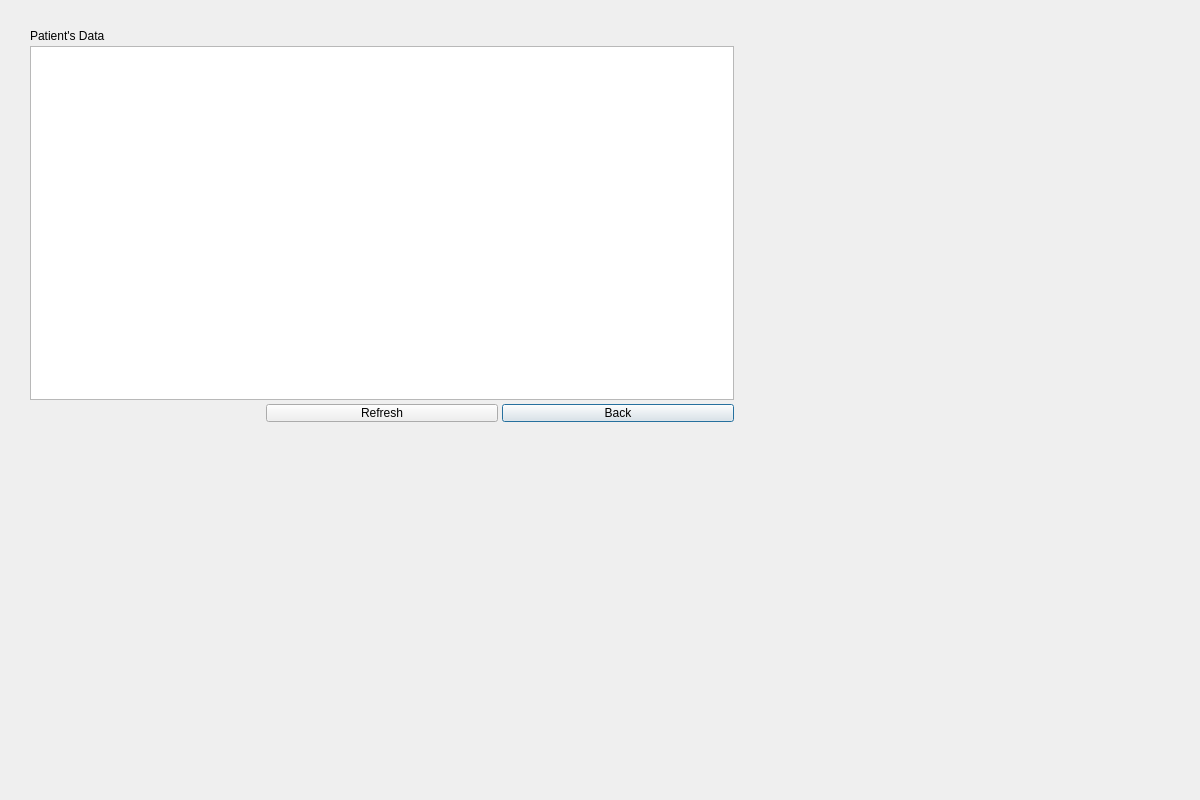
The window that CoviPLUS/patients.ui (ayush-regmi/CoviCURE) describes before a commit, drawn with Qt 5.
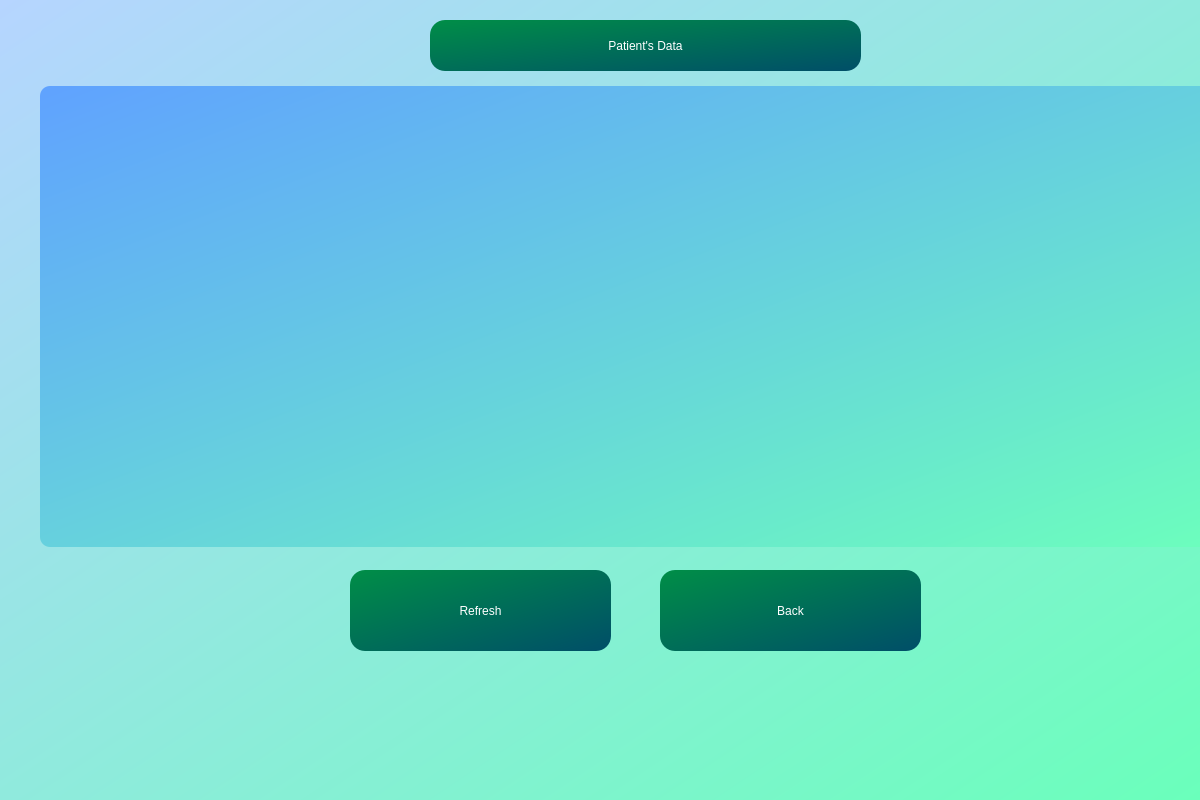
The same window after the commit.

Diff of the .ui file:
```diff
--- a/CoviPLUS/patients.ui
+++ b/CoviPLUS/patients.ui
@@ -13,25 +13,43 @@
   <property name="windowTitle">
    <string>Dialog</string>
   </property>
+  <property name="styleSheet">
+   <string notr="true">background-color: qlineargradient(spread:reflect, x1:0, y1:0, x2:1, y2:1, stop:0 rgba(182, 213, 255, 255), stop:1 rgba(106, 255, 187, 255));</string>
+  </property>
   <widget class="QTableView" name="tableView">
    <property name="geometry">
     <rect>
-     <x>30</x>
-     <y>46</y>
-     <width>704</width>
-     <height>354</height>
+     <x>40</x>
+     <y>86</y>
+     <width>1201</width>
+     <height>461</height>
     </rect>
    </property>
+   <property name="styleSheet">
+    <string notr="true">background-color: qlineargradient(spread:reflect, x1:0, y1:0, x2:1, y2:1, stop:0 rgba(96, 162, 255, 255), stop:1 rgba(108, 255, 188, 255));
+font: 600 12pt &quot;Segoe UI&quot;;
+color: rgb(43, 43, 64);
+border-radius:10px;</string>
+   </property>
+   <attribute name="horizontalHeaderCascadingSectionResizes">
+    <bool>true</bool>
+   </attribute>
   </widget>
   <widget class="QPushButton" name="pushButton_back">
    <property name="geometry">
     <rect>
-     <x>502</x>
-     <y>404</y>
-     <width>232</width>
-     <height>18</height>
+     <x>660</x>
+     <y>570</y>
+     <width>261</width>
+     <height>81</height>
     </rect>
    </property>
+   <property name="styleSheet">
+    <string notr="true">background-color: qlineargradient(spread:reflect, x1:0, y1:0, x2:1, y2:1, stop:0 rgba(0, 142, 71, 255), stop:1 rgba(0, 78, 104, 255));
+color: rgb(255, 255, 255);
+font: 600 20pt &quot;Segoe UI&quot;;
+border-radius: 15px;</string>
+   </property>
    <property name="text">
     <string>Back</string>
    </property>
@@ -39,25 +57,40 @@
   <widget class="QLabel" name="label">
    <property name="geometry">
     <rect>
-     <x>30</x>
-     <y>30</y>
-     <width>232</width>
-     <height>12</height>
+     <x>430</x>
+     <y>20</y>
+     <width>431</width>
+     <height>51</height>
     </rect>
    </property>
+   <property name="styleSheet">
+    <string notr="true">background-color: qlineargradient(spread:reflect, x1:0, y1:0, x2:1, y2:1, stop:0 rgba(0, 142, 71, 255), stop:1 rgba(0, 78, 104, 255));
+color: rgb(255, 255, 255);
+font: 600 26pt &quot;Segoe UI&quot;;
+border-radius:15px;</string>
+   </property>
    <property name="text">
     <string>Patient's Data</string>
    </property>
+   <property name="alignment">
+    <set>Qt::AlignCenter</set>
+   </property>
   </widget>
   <widget class="QPushButton" name="pushButton_refresh">
    <property name="geometry">
     <rect>
-     <x>266</x>
-     <y>404</y>
-     <width>232</width>
-     <height>18</height>
+     <x>350</x>
+     <y>570</y>
+     <width>261</width>
+     <height>81</height>
     </rect>
    </property>
+   <property name="styleSheet">
+    <string notr="true">background-color: qlineargradient(spread:reflect, x1:0, y1:0, x2:1, y2:1, stop:0 rgba(0, 142, 71, 255), stop:1 rgba(0, 78, 104, 255));
+color: rgb(255, 255, 255);
+font: 600 20pt &quot;Segoe UI&quot;;
+border-radius: 15px;</string>
+   </property>
    <property name="text">
     <string>Refresh</string>
    </property>
```
